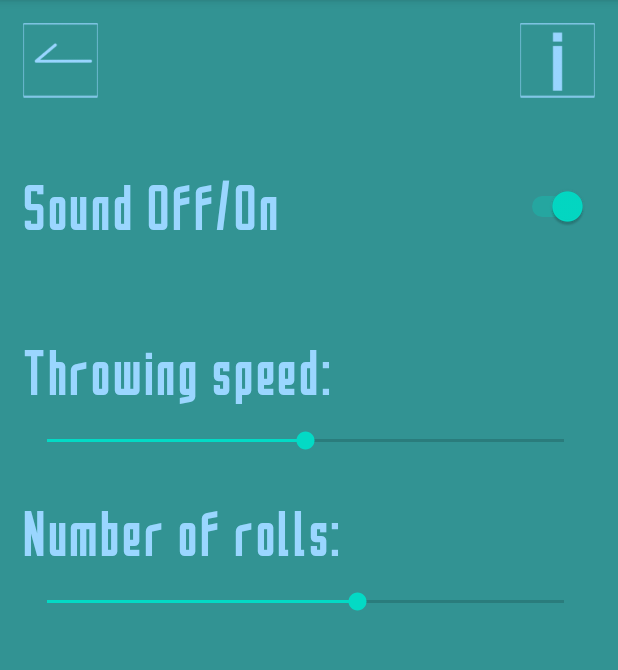
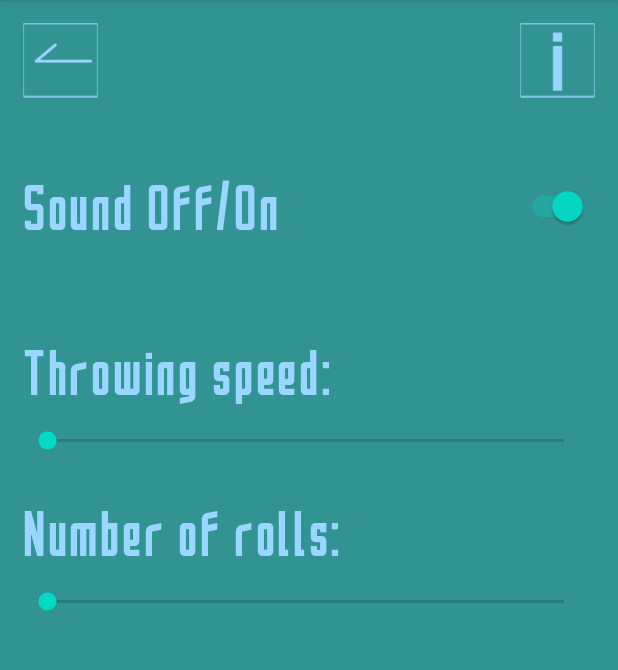
Before and after one commit to Leeder87/DiceRoller, an Android app: the PropertiesActivity screen opened directly, with no data from a screen before it, on a phone screen of 412 x 824 dp, the part 84-754 px from its top. Run offline under Robolectric (Android 15) with nearby library versions, the phone set to English and light mode, and no system bars.

Commit message:
Декоративные броски кубиков - берём настройки по времени и количеству бросков.

```diff
--- a/app/src/main/java/com/example/diceroller/PropertiesActivity.java
+++ b/app/src/main/java/com/example/diceroller/PropertiesActivity.java
@@ -61,19 +61,28 @@ public class PropertiesActivity extends AppCompatActivity {
         // получаем настройки
         boolean soundOn = settings.getBoolean(PREF_SOUND, true);
         switchSound.setChecked(soundOn);
+        // В настройках время в миллисекундах, в сикбаре - в единицах.
+        // При этом 1 деление сикбара соответствует 500 миллисекундам.
+        long speed = settings.getLong(PREF_SPEED, 1)/500;
+        seekBarSpeed.setProgress((int)speed);
+        // В настройках от 1 до 5, в сикбаре от 0 до 4.
+        int numberOfRolls = settings.getInt(PREF_NOR, 1)-1;
+        seekBarNoR.setProgress(numberOfRolls);
     }
 
     @Override
     protected void onPause(){
         super.onPause();
 
-        //EditText nameBox = (EditText) findViewById(R.id.nameBox);
-        //String name = nameBox.getText().toString();
+        boolean soundOn = switchSound.isChecked();
+        long speed = seekBarSpeed.getProgress()*500;
+        int numberOfRolls = seekBarNoR.getProgress() + 1;
 
-        boolean soundOn = switchSound.isChecked();
         // сохраняем в настройках
         prefEditor = settings.edit();
         prefEditor.putBoolean(PREF_SOUND, soundOn);
+        prefEditor.putLong(PREF_SPEED, speed);
+        prefEditor.putInt(PREF_NOR, numberOfRolls);
         prefEditor.apply();
     }
 
--- a/app/src/main/res/layout/activity_properties.xml
+++ b/app/src/main/res/layout/activity_properties.xml
@@ -50,8 +50,8 @@
         android:layout_height="wrap_content"
         android:layout_marginTop="15dp"
         android:layout_marginEnd="20dp"
-        android:max="5"
-        android:progress="3"
+        android:max="4"
+        android:progress="2"
         app:layout_constraintEnd_toEndOf="parent"
         app:layout_constraintStart_toStartOf="@+id/textView2"
         app:layout_constraintTop_toBottomOf="@+id/textView2" />
@@ -62,8 +62,8 @@
         android:layout_height="wrap_content"
         android:layout_marginTop="15dp"
         android:layout_marginEnd="20dp"
-        android:max="2"
-        android:progress="1"
+        android:max="4"
+        android:progress="2"
         app:layout_constraintEnd_toEndOf="parent"
         app:layout_constraintStart_toStartOf="@+id/textView"
         app:layout_constraintTop_toBottomOf="@+id/textView" />
```
Also changed, not shown: app/src/main/java/com/example/diceroller/RollActivity.java (+49 -7 lines).
